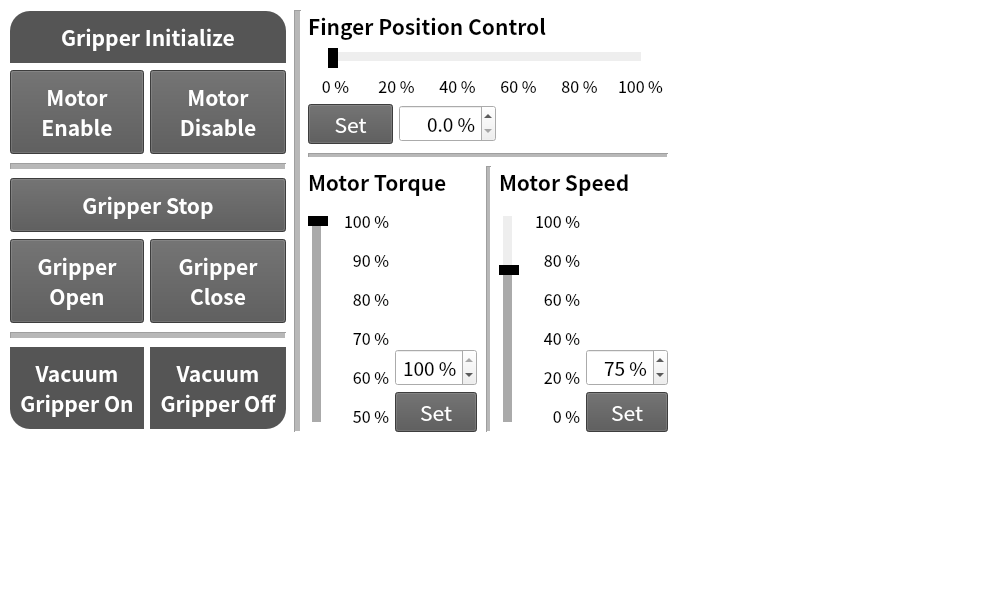
Above: ui/datc_control_form.ui from PlanA2G/datc_user_interface before the change. Below: the same form after it.
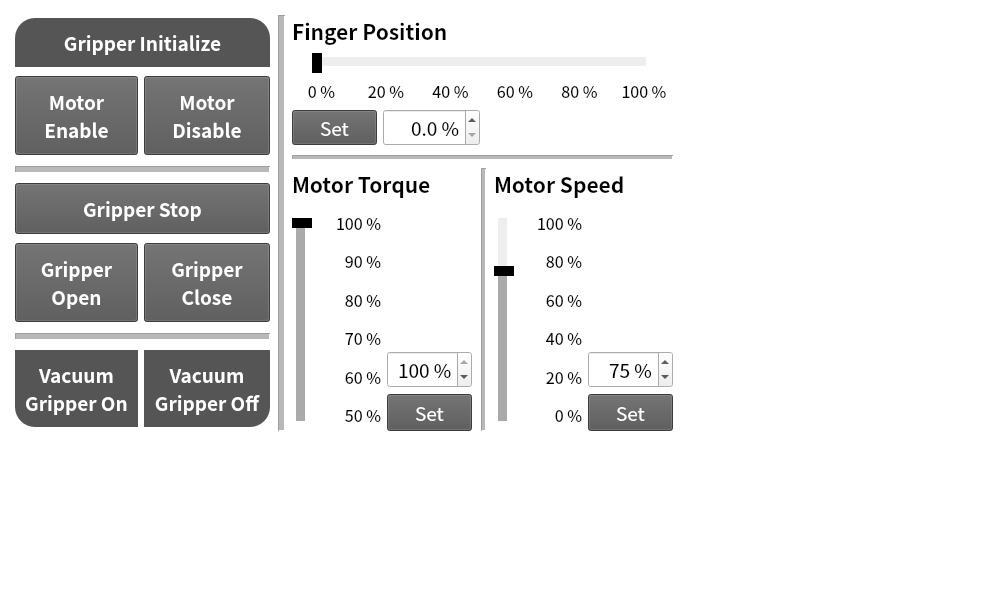
That is the form after the change.

Diff of the .ui file:
```diff
--- a/ui/datc_control_form.ui
+++ b/ui/datc_control_form.ui
@@ -129,10 +129,10 @@
   </property>
   <layout class="QGridLayout" name="gridLayout">
    <property name="leftMargin">
-    <number>10</number>
+    <number>15</number>
    </property>
    <property name="topMargin">
-    <number>10</number>
+    <number>15</number>
    </property>
    <item row="0" column="0">
     <layout class="QHBoxLayout" name="horizontalLayout_7">
@@ -342,7 +342,7 @@
          <property name="font">
           <font>
            <family>Noto Sans CJK HK</family>
-           <pointsize>16</pointsize>
+           <pointsize>14</pointsize>
            <weight>75</weight>
            <bold>true</bold>
           </font>
@@ -802,7 +802,7 @@
          <property name="font">
           <font>
            <family>Noto Sans CJK HK</family>
-           <pointsize>16</pointsize>
+           <pointsize>14</pointsize>
            <weight>75</weight>
            <bold>true</bold>
           </font>
@@ -1020,7 +1020,7 @@
          <property name="font">
           <font>
            <family>Noto Sans CJK HK</family>
-           <pointsize>16</pointsize>
+           <pointsize>14</pointsize>
            <weight>75</weight>
            <bold>true</bold>
           </font>
@@ -1257,7 +1257,7 @@
          <property name="font">
           <font>
            <family>Noto Sans CJK HK</family>
-           <pointsize>16</pointsize>
+           <pointsize>14</pointsize>
            <weight>75</weight>
            <bold>true</bold>
           </font>
@@ -1474,7 +1474,7 @@
          <property name="font">
           <font>
            <family>Noto Sans CJK HK</family>
-           <pointsize>16</pointsize>
+           <pointsize>14</pointsize>
            <weight>75</weight>
            <bold>true</bold>
           </font>
@@ -1692,7 +1692,7 @@
          <property name="font">
           <font>
            <family>Noto Sans CJK HK</family>
-           <pointsize>16</pointsize>
+           <pointsize>14</pointsize>
            <weight>75</weight>
            <bold>true</bold>
           </font>
@@ -1929,7 +1929,7 @@
          <property name="font">
           <font>
            <family>Noto Sans CJK HK</family>
-           <pointsize>16</pointsize>
+           <pointsize>14</pointsize>
            <weight>75</weight>
            <bold>true</bold>
           </font>
@@ -2147,7 +2147,7 @@
          <property name="font">
           <font>
            <family>Noto Sans CJK HK</family>
-           <pointsize>16</pointsize>
+           <pointsize>14</pointsize>
            <weight>75</weight>
            <bold>true</bold>
           </font>
@@ -2197,7 +2197,7 @@
             </font>
            </property>
            <property name="text">
-            <string>Finger Position Control</string>
+            <string>Finger Position</string>
            </property>
            <property name="alignment">
             <set>Qt::AlignLeading|Qt::AlignLeft|Qt::AlignVCenter</set>
@@ -2379,13 +2379,13 @@
              <property name="minimumSize">
               <size>
                <width>85</width>
-               <height>40</height>
+               <height>35</height>
               </size>
              </property>
              <property name="maximumSize">
               <size>
                <width>85</width>
-               <height>40</height>
+               <height>35</height>
               </size>
              </property>
              <property name="palette">
@@ -2590,7 +2590,7 @@
              <property name="font">
               <font>
                <family>Noto Sans CJK HK</family>
-               <pointsize>16</pointsize>
+               <pointsize>14</pointsize>
               </font>
              </property>
              <property name="text">
@@ -2925,7 +2925,7 @@
              <property name="font">
               <font>
                <family>Noto Sans CJK HK</family>
-               <pointsize>16</pointsize>
+               <pointsize>14</pointsize>
               </font>
              </property>
              <property name="text">
@@ -3368,7 +3368,7 @@
              <property name="font">
               <font>
                <family>Noto Sans CJK HK</family>
-               <pointsize>16</pointsize>
+               <pointsize>14</pointsize>
               </font>
              </property>
              <property name="text">
@@ -3597,7 +3597,7 @@
      </property>
      <property name="sizeHint" stdset="0">
       <size>
-       <width>300</width>
+       <width>296</width>
        <height>18</height>
       </size>
      </property>
@@ -3611,7 +3611,7 @@
      <property name="sizeHint" stdset="0">
       <size>
        <width>658</width>
-       <height>144</height>
+       <height>145</height>
       </size>
      </property>
     </spacer>
```
